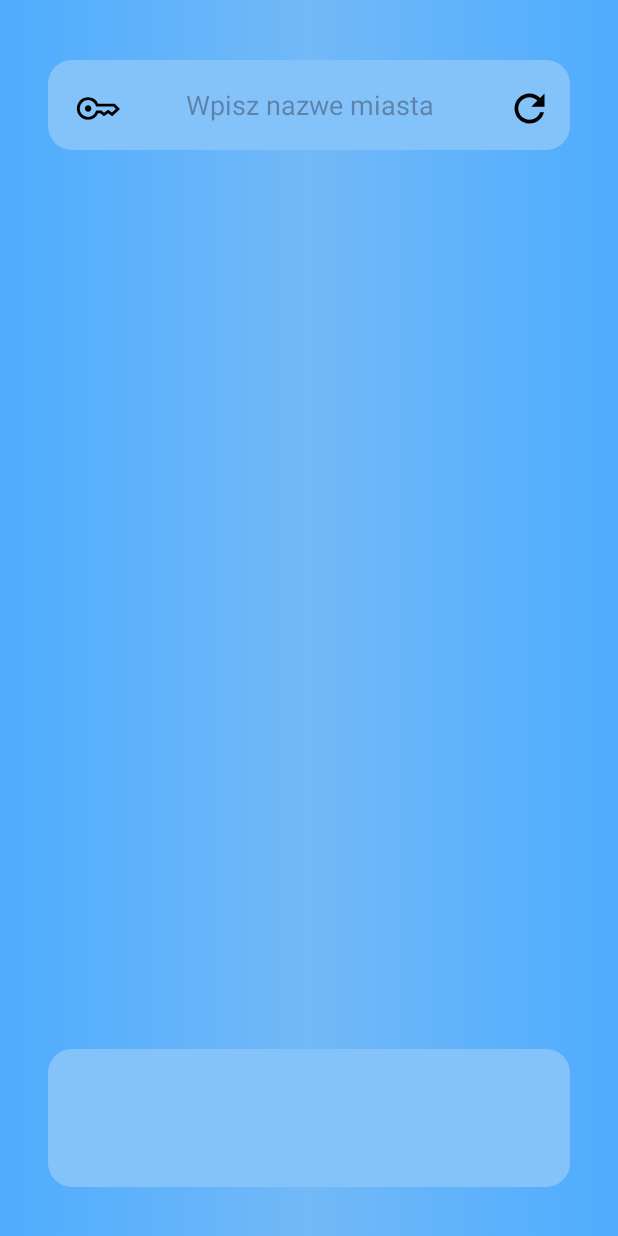
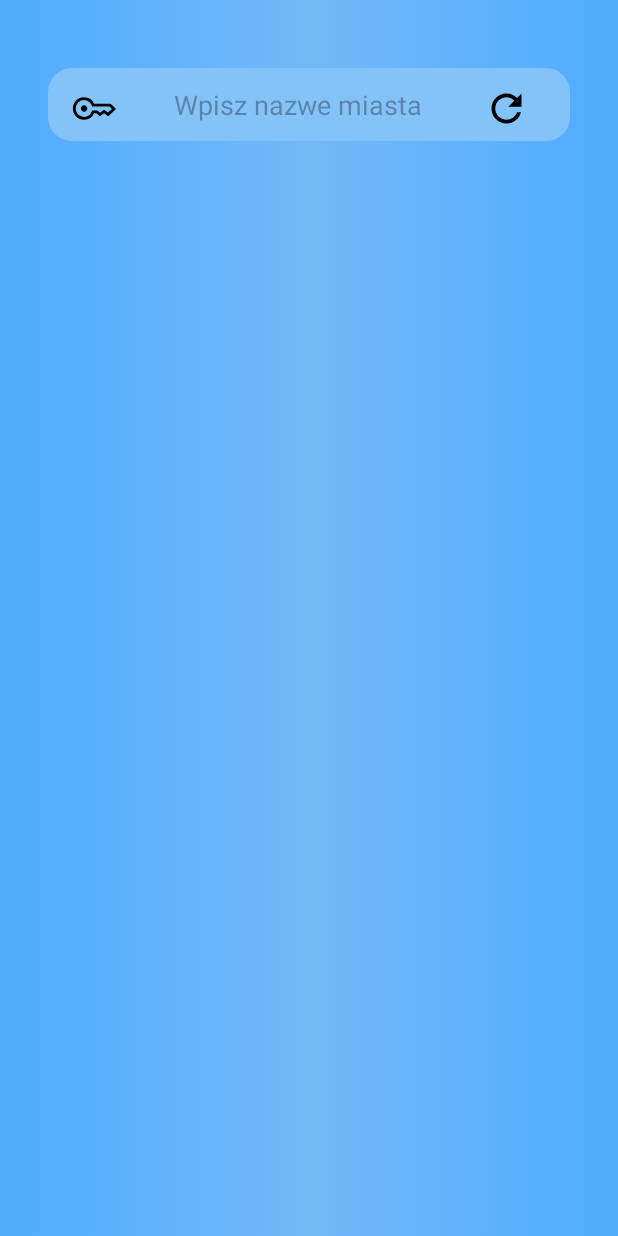
Before and after one commit to msprw/android_weather_app, an Android app: the screen it shows after launch (MainActivity), on a phone screen of 412 x 824 dp. Run offline under Robolectric (Android 15) with nearby library versions, the phone set to English and light mode, and no system bars; our stand-ins replace Picasso, Volley; pictures from the network do not load.

Commit message:
Minor Fixes

```diff
--- a/app/src/main/AndroidManifest.xml
+++ b/app/src/main/AndroidManifest.xml
@@ -15,6 +15,7 @@
         tools:targetApi="31">
         <activity
             android:name=".MainActivity"
+            android:configChanges="locale"
             android:exported="true">
             <intent-filter>
                 <action android:name="android.intent.action.MAIN" />
--- a/app/src/main/java/com/example/android_weather_app/ForecastAdapter.java
+++ b/app/src/main/java/com/example/android_weather_app/ForecastAdapter.java
@@ -33,7 +33,7 @@ public class ForecastAdapter extends RecyclerView.Adapter<DayViewHolder> {
     @Override
     public void onBindViewHolder(@NonNull DayViewHolder holder, int position) {
         holder.day_name.setText(new SimpleDateFormat("EEEE", Locale.getDefault()).format(new Date(days.get(position).getUpdated_at() * 1000)));
-        holder.temp.setText(days.get(position).getTemp());
+        holder.temp.setText(days.get(position).getTemp() + "\u2103");
         OWM.setIcon_link(days.get(position).getIcon());
         Picasso.with(context).load(OWM.getIcon_link()).into(holder.icon);
     }
--- a/app/src/main/java/com/example/android_weather_app/MainActivity.java
+++ b/app/src/main/java/com/example/android_weather_app/MainActivity.java
@@ -60,24 +60,15 @@ public class MainActivity extends AppCompatActivity {
     private TextView updated_at_static;
     private TextView sunrise_txt;
     private TextView sunset_txt;
-//    private TextView tomorrow_txt;
-//    private TextView tomorrow2_txt;
-//    private TextView tomorrow3_txt;
-//    private TextView tomorrow_txt_static;
-//    private TextView tomorrow2_txt_static;
-//    private TextView tomorrow3_txt_static;
     private ImageView condition_img;
     private ImageView pressure_img;
     private ImageView wind_img;
     private ImageView humidity_img;
     private ImageView temp_min_img;
     private ImageView temp_max_img;
-//    private ImageView tomorrow_img;
-//    private ImageView tomorrow_img2;
-//    private ImageView tomorrow_img3;
     private RelativeLayout temp_layout;
     private LinearLayout air_layout;
-//    private LinearLayout forecast_layout;
+    private LinearLayout forecast_layout;
     private ArrayList<Weather> forecast;
     private EditText editText;
     private ImageView refresh;
@@ -102,7 +93,6 @@ public class MainActivity extends AppCompatActivity {
             ShowKeyDialog();
 
     }
-
 
     private void getCurrentWeather(String cityName)
     {
@@ -136,7 +126,7 @@ public class MainActivity extends AppCompatActivity {
                 OWM.setIcon_link(currentWeather.getIcon());
 
                 update_time = (System.currentTimeMillis());
-                updated_at = new SimpleDateFormat("EEEE hh:mm a", Locale.getDefault()).format(new Date(update_time));
+                updated_at = new SimpleDateFormat("EEEE HH:mm", new Locale("pl", "PL")).format(new Date(update_time));
 
                 //After a valid city has been passed, clear the search bar and hide the keyboard
                 EditText editText = findViewById(R.id.id_searched_city);
@@ -196,20 +186,15 @@ public class MainActivity extends AppCompatActivity {
                     day.setIcon(dayObject.getJSONArray("weather").getJSONObject(0).getString("icon"));
                     day.setDesc(dayObject.getJSONArray("weather").getJSONObject(0).getString("description"));
                     day.setWeather_id(dayObject.getJSONArray("weather").getJSONObject(0).getInt("id"));
-                    Toast.makeText(this, "Twoj szczesliwy numerek nr "+ i + " to: " + day.getTemp(), Toast.LENGTH_SHORT).show();
 
                     forecast.add(day);
-
-                    small_day_forecast.setLayoutManager(new LinearLayoutManager(this,LinearLayoutManager.HORIZONTAL,false));
-                    small_day_forecast.setAdapter(new ForecastAdapter(getApplicationContext(), forecast));
-
-//                    UpdateForecast();
-
                 }
-                // ustawić textview że dane pogodowe są dostępne
+                small_day_forecast.setLayoutManager(new LinearLayoutManager(this,LinearLayoutManager.HORIZONTAL,false));
+                small_day_forecast.setAdapter(new ForecastAdapter(getApplicationContext(), forecast));
+                forecast_layout.setVisibility(View.VISIBLE);
             } catch (JSONException e) {
                 e.printStackTrace();
-                //ustawić, że dane pogodowe nie są dostępne
+                //optional toast about the error
             }
         }, error -> Toast.makeText(this, "Wystąpił błąd przy pobieraniu danych pogodowych!", Toast.LENGTH_SHORT).show());
         requestQueue.add(jsonObjectRequest);
@@ -226,8 +211,8 @@ public class MainActivity extends AppCompatActivity {
         condition_txt.setText(currentWeather.getDesc().substring(0,1).toUpperCase()+ currentWeather.getDesc().substring(1));
         updated_at_txt.setText(updated_at);
         wind_img.setRotation(Math.round(currentWeather.getWind_direction()));
-        sunrise_txt.setText(new SimpleDateFormat("hh:mm a", Locale.getDefault()).format(new Date(currentWeather.getSunrise() * 1000)));
-        sunset_txt.setText(new SimpleDateFormat("hh:mm a", Locale.getDefault()).format(new Date(currentWeather.getSunset() * 1000)));
+        sunrise_txt.setText(new SimpleDateFormat("HH:mm", new Locale("pl", "PL")).format(new Date(currentWeather.getSunrise() * 1000)));
+        sunset_txt.setText(new SimpleDateFormat("HH:mm", new Locale("pl", "PL")).format(new Date(currentWeather.getSunset() * 1000)));
         Picasso.with(this).load(OWM.getIcon_link()).into(condition_img);
     }
 
@@ -260,12 +245,13 @@ public class MainActivity extends AppCompatActivity {
         sunset_txt = findViewById(R.id.id_sunset_txt);
         api_key = findViewById(R.id.ic_api_key);
         small_day_forecast = findViewById(R.id.forecast);
+        forecast_layout = findViewById(R.id.id_forecast_bar);
     }
     private void SwitchUIVisibility(boolean state){
         if(!state) {
             temp_layout.setVisibility(View.INVISIBLE);
             air_layout.setVisibility(View.INVISIBLE);
-//            forecast_layout.setVisibility(View.INVISIBLE);
+            forecast_layout.setVisibility(View.INVISIBLE);
             city_txt.setVisibility(View.INVISIBLE);
             wind_txt.setVisibility(View.INVISIBLE);
             temp_txt.setVisibility(View.INVISIBLE);
@@ -307,7 +293,6 @@ public class MainActivity extends AppCompatActivity {
             wind_static.setVisibility(View.VISIBLE);
             humidity_static.setVisibility(View.VISIBLE);
             updated_at_static.setVisibility(View.VISIBLE);
-//            forecast_layout.setVisibility(View.VISIBLE);
         }
     }
 
--- a/app/src/main/res/layout/activity_main.xml
+++ b/app/src/main/res/layout/activity_main.xml
@@ -21,21 +21,30 @@
         <RelativeLayout
             android:id="@+id/search_parent"
             android:layout_width="match_parent"
-            android:layout_height="60dp"
+            android:layout_height="wrap_content"
             android:layout_centerInParent="true"
             android:background="@drawable/rounded_background"
             android:gravity="center"
             tools:ignore="UselessParent">
 
+            <ImageView
+                android:id="@+id/id_refresh"
+                android:layout_width="30dp"
+                android:layout_height="30dp"
+                android:layout_alignParentEnd="true"
+                android:layout_marginTop="12dp"
+                android:layout_marginEnd="12dp"
+                android:src="@drawable/ic_refresh" />
 
             <EditText
                 android:id="@+id/id_searched_city"
-                android:layout_width="250dp"
+                android:layout_width="247dp"
                 android:layout_height="wrap_content"
-                android:layout_marginStart="50dp"
+                android:layout_alignParentEnd="true"
                 android:layout_marginLeft="12dp"
                 android:layout_marginTop="12dp"
-                android:layout_marginEnd="12dp"
+
+                android:layout_marginEnd="42dp"
                 android:layout_marginRight="12dp"
                 android:layout_marginBottom="12dp"
                 android:background="@null"
@@ -51,22 +60,14 @@
                 android:textSize="18sp" />
 
             <ImageView
-                android:id="@+id/id_refresh"
-                android:layout_width="30dp"
-                android:layout_height="30dp"
-                android:layout_alignParentEnd="true"
-                android:layout_marginTop="12dp"
-                android:layout_marginEnd="12dp"
-                android:src="@drawable/ic_refresh" />
-
-            <ImageView
                 android:id="@+id/ic_api_key"
                 android:layout_width="30dp"
                 android:layout_height="30dp"
                 android:layout_alignParentEnd="true"
                 android:layout_marginTop="12dp"
-                android:layout_marginEnd="300dp"
+                android:layout_marginEnd="287dp"
                 android:src="@drawable/key_icon" />
+
         </RelativeLayout>
 
     </RelativeLayout>
@@ -413,7 +414,7 @@
         android:gravity="center">
 
         <LinearLayout
-            android:id="@+id/id_forest_bar"
+            android:id="@+id/id_forecast_bar"
             android:layout_width="match_parent"
             android:layout_height="92dp"
             android:layout_weight="1"
@@ -424,9 +425,9 @@
             android:weightSum="3">
 
             <androidx.recyclerview.widget.RecyclerView
+                android:id="@+id/forecast"
                 android:layout_width="match_parent"
-                android:layout_height="wrap_content"
-                android:id="@+id/forecast">
+                android:layout_height="wrap_content">
 
             </androidx.recyclerview.widget.RecyclerView>
         </LinearLayout>
```
